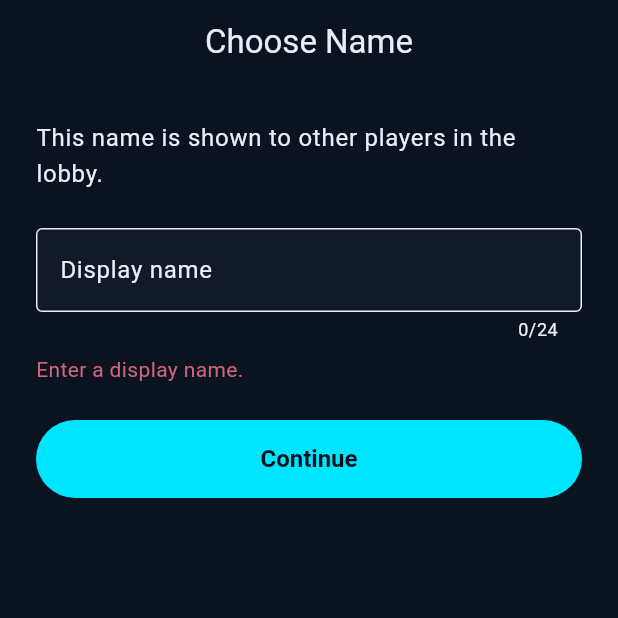
After one commit to MNajamulHassan/nexus, a Flutter app: the ChooseNameScreen screen opened by its route, after a tap on "Continue", on a phone screen of 412 x 824 dp, the top half of it. The commit adds this screen. Run offline on Flutter 3.47's test engine with Material 3 defaults, Android fonts, the phone set to English and light mode, and no system bars; our stand-ins replace flutter_riverpod, geolocator, go_router, supabase_flutter; missing offline and left inert: mapbox_maps_flutter; accounts and stored records are empty; network calls fail.

Commit message:
feat: add anonymous player identity

```diff
--- /dev/null
+++ b/lib/core/auth/auth_models.dart
@@ -0,0 +1,74 @@
+class PlayerProfile {
+  const PlayerProfile({
+    required this.id,
+    required this.displayName,
+    required this.createdAt,
+  });
+
+  final String id;
+  final String displayName;
+  final DateTime createdAt;
+
+  factory PlayerProfile.fromRow(Map<String, dynamic> row) {
+    return PlayerProfile(
+      id: row['id'] as String,
+      displayName: (row['display_name'] as String?)?.trim() ?? '',
+      createdAt: DateTime.parse(row['created_at'] as String),
+    );
+  }
+}
+
+class PlayerIdentity {
+  const PlayerIdentity({required this.userId, required this.profile});
+
+  final String userId;
+  final PlayerProfile profile;
+
+  bool get needsDisplayName => ProfileRules.isPlaceholder(profile.displayName);
+}
+
+enum IdentityErrorKind {
+  anonymousAuthDisabled,
+  network,
+  auth,
+  profileQuery,
+  profileUpdate,
+  invalidName,
+  unknown,
+}
+
+class IdentityException implements Exception {
+  const IdentityException({required this.kind, required this.message});
+
+  final IdentityErrorKind kind;
+  final String message;
+
+  @override
+  String toString() => message;
+}
+
+abstract final class ProfileRules {
+  static const defaultDisplayName = 'Player';
+  static const minLength = 2;
+  static const maxLength = 24;
+
+  static bool isPlaceholder(String name) {
+    final trimmed = name.trim();
+    return trimmed.isEmpty ||
+        trimmed.toLowerCase() == defaultDisplayName.toLowerCase();
+  }
+
+  static String? validate(String raw) {
+    final name = raw.trim();
+    if (name.isEmpty) {
+      return 'Enter a display name.';
+    }
+    if (name.length < minLength || name.length > maxLength) {
+      return 'Name must be $minLength to $maxLength characters.';
+    }
+    if (isPlaceholder(name)) {
+      return 'Choose a name other than $defaultDisplayName.';
+    }
+    return null;
+  }
+}
--- /dev/null
+++ b/lib/features/onboarding/choose_name_screen.dart
@@ -0,0 +1,140 @@
+import 'package:flutter/material.dart';
+import 'package:flutter_riverpod/flutter_riverpod.dart';
+import 'package:go_router/go_router.dart';
+
+import '../../app/theme.dart';
+import '../../core/auth/auth_models.dart';
+import '../../core/auth/identity_providers.dart';
+
+class ChooseNameScreen extends ConsumerStatefulWidget {
+  const ChooseNameScreen({super.key});
+
+  @override
+  ConsumerState<ChooseNameScreen> createState() => _ChooseNameScreenState();
+}
+
+class _ChooseNameScreenState extends ConsumerState<ChooseNameScreen> {
+  late final TextEditingController _controller;
+  bool _saving = false;
+  String? _error;
+
+  @override
+  void initState() {
+    super.initState();
+    final current = ref.read(playerIdentityProvider).value;
+    final existing = current?.profile.displayName ?? '';
+    _controller = TextEditingController(
+      text: ProfileRules.isPlaceholder(existing) ? '' : existing,
+    );
+  }
+
+  @override
+  void dispose() {
+    _controller.dispose();
+    super.dispose();
+  }
+
+  Future<void> _save() async {
+    FocusScope.of(context).unfocus();
+    final validation = ProfileRules.validate(_controller.text);
+    if (validation != null) {
+      setState(() {
+        _error = validation;
+      });
+      return;
+    }
+
+    setState(() {
+      _saving = true;
+      _error = null;
+    });
+
+    try {
+      await ref
+          .read(playerIdentityProvider.notifier)
+          .updateDisplayName(_controller.text);
+      if (!mounted) {
+        return;
+      }
+      if (context.canPop()) {
+        context.pop();
+      } else {
+        context.go('/');
+      }
+    } on IdentityException catch (error) {
+      if (!mounted) {
+        return;
+      }
+      setState(() {
+        _saving = false;
+        _error = error.message;
+      });
+    } catch (error) {
+      if (!mounted) {
+        return;
+      }
+      setState(() {
+        _saving = false;
+        _error = 'Could not save your name. $error';
+      });
+    }
+  }
+
+  @override
+  Widget build(BuildContext context) {
+    final canLeave = context.canPop();
+
+    return Scaffold(
+      appBar: AppBar(
+        title: Text(canLeave ? 'Edit Name' : 'Choose Name'),
+        automaticallyImplyLeading: canLeave,
+      ),
+      body: SafeArea(
+        child: ListView(
+          padding: const EdgeInsets.fromLTRB(24, 24, 24, 32),
+          children: [
+            Text(
+              'This name is shown to other players in the lobby.',
+              style: Theme.of(context).textTheme.bodyLarge,
+            ),
+            const SizedBox(height: 24),
+            TextField(
+              controller: _controller,
+              enabled: !_saving,
+              maxLength: ProfileRules.maxLength,
+              textCapitalization: TextCapitalization.words,
+              textInputAction: TextInputAction.done,
+              onSubmitted: (_) => _save(),
+              decoration: InputDecoration(
+                labelText: 'Display name',
+                filled: true,
+                fillColor: NexusTheme.surface,
+                border: const OutlineInputBorder(),
+              ),
+            ),
+            if (_error != null) ...[
+              const SizedBox(height: 8),
+              Text(
+                _error!,
+                style: Theme.of(context).textTheme.bodyMedium?.copyWith(
+                  color: Theme.of(context).colorScheme.error,
+                ),
+              ),
+            ],
+            const SizedBox(height: 24),
+            FilledButton(
+              onPressed: _saving ? null : _save,
+              child: _saving
+                  ? const SizedBox(
+                      width: 20,
+                      height: 20,
+                      child: CircularProgressIndicator(strokeWidth: 2),
+                    )
+                  : const Text('Continue'),
+            ),
+          ],
+        ),
+      ),
+    );
+  }
+}
```
Also changed, not shown: lib/app/router.dart (+41 -1 lines), lib/core/auth/auth_service.dart (added, +99 -0 lines), lib/core/auth/identity_providers.dart (added, +49 -0 lines), lib/core/auth/profile_repository.dart (added, +138 -0 lines), lib/features/home/home_screen.dart (+21 -3 lines), lib/features/onboarding/boot_screen.dart (added, +65 -0 lines), 1 other file.
